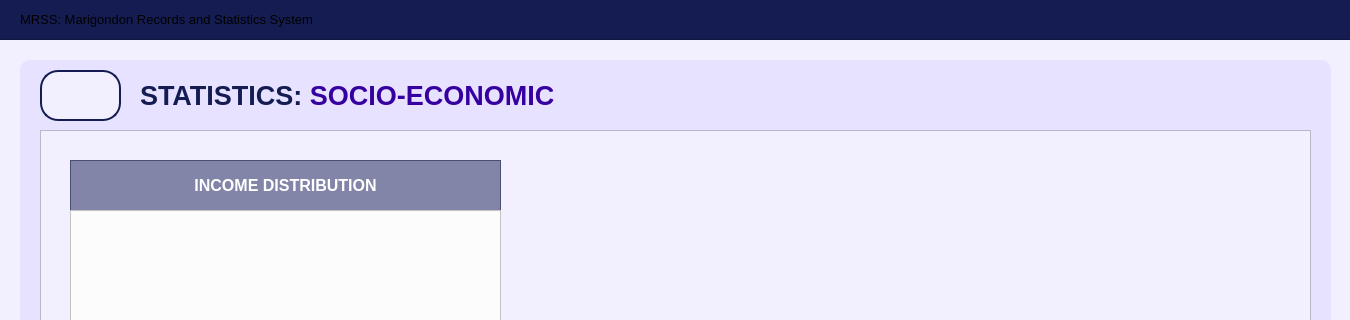
First picture: the form in UI/MainPages/StatisticPages/socioeconomic.ui, repository Yohhannn/Barangay-Records-Statistics-System, before the edit; both pictures show x 0 to 1350 and y 0 to 320 of the 1350 by 850 pixel window.
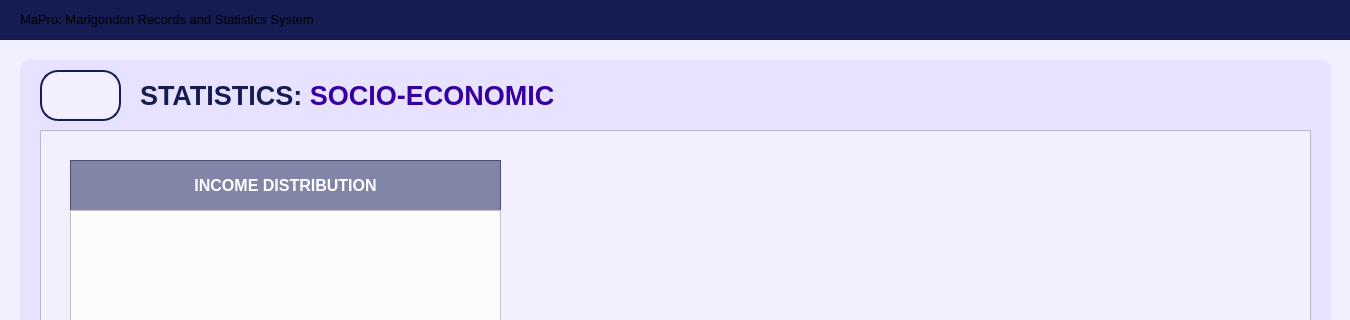
Second picture: the form after the edit. Icons and pictures are not drawn.

What changed in the file:
```diff
--- a/UI/MainPages/StatisticPages/socioeconomic.ui
+++ b/UI/MainPages/StatisticPages/socioeconomic.ui
@@ -75,7 +75,7 @@
 </string>
     </property>
     <property name="text">
-     <string>MRSS: Marigondon Records and Statistics System</string>
+     <string>MaPro: Marigondon Records and Statistics System</string>
     </property>
     <property name="alignment">
      <set>Qt::AlignmentFlag::AlignLeading|Qt::AlignmentFlag::AlignLeft|Qt::AlignmentFlag::AlignVCenter</set>
```
